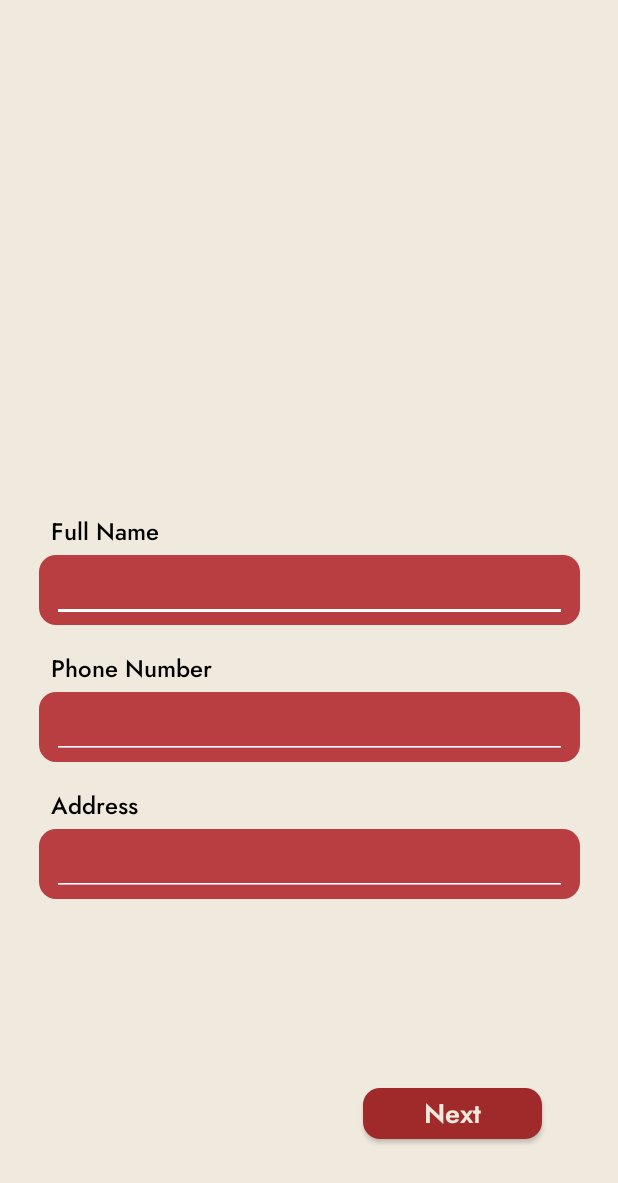
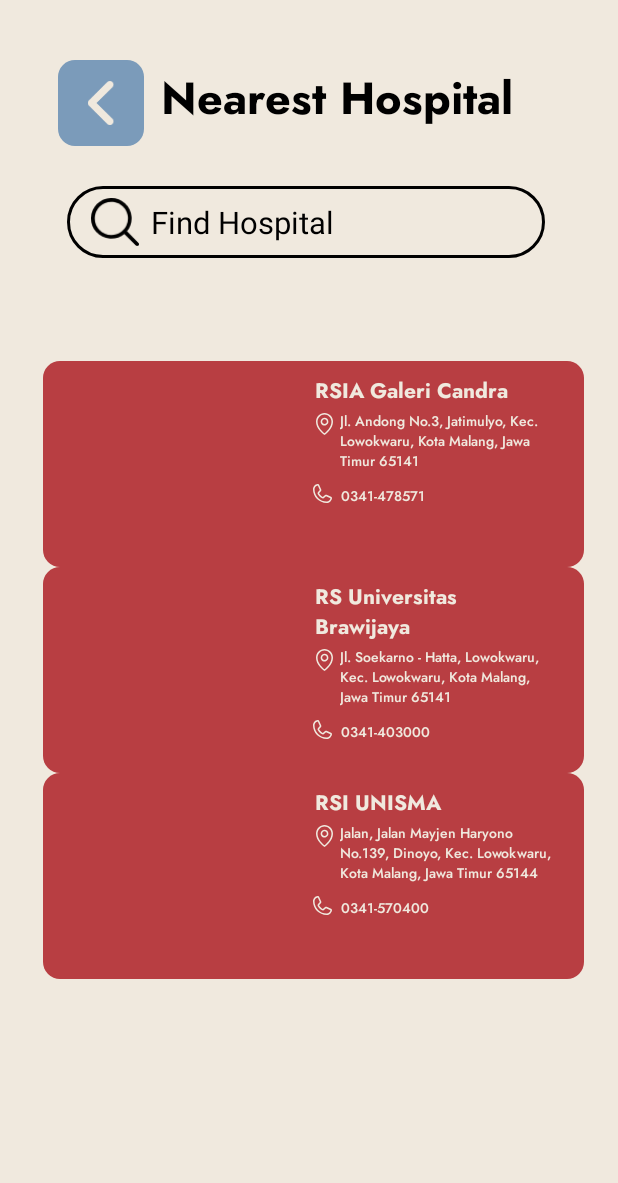
Before and after one commit to Andhikaihsanc/Medifinder, an Android app: the screen it shows after launch (SwipeKananActivity before the commit, SpesialisJantungActivity after it), after a tap on an icon or button, on a phone screen of 412 x 824 dp. Shown: the top 1183 px of the screen. Run offline under Robolectric (Android 15) with nearby library versions, the phone set to English and light mode, and no system bars; our stand-ins replace Firebase (no records; nobody signed in at launch, a user with empty details on screens opened directly), data binding; 4 statements that could not run were skipped.

Commit message:
fitur nearest hospital

```diff
--- a/app/src/main/java/com/andhikaihsansapplication/app/modules/mainpage/ui/MainPageActivity.kt
+++ b/app/src/main/java/com/andhikaihsansapplication/app/modules/mainpage/ui/MainPageActivity.kt
@@ -102,6 +102,11 @@ class MainPageActivity : BaseActivity<ActivityMainPageBinding>(R.layout.activity
       val destIntent = EditProfileActivity.getIntent(this, null)
       startActivityForResult(destIntent, REQUEST_CODE_EDIT_PROFILE_ACTIVITY)
     }
+    binding.btnEmergencyalert.setOnClickListener{
+      val destIntent = SpesialisJantungActivity.getIntent(this, null)
+      destIntent.putExtra("CURRENT_KATEGORI", "Find Hospital")
+      startActivityForResult(destIntent, REQUEST_CODE_EDIT_PROFILE_ACTIVITY)
+    }
   }
 
   fun onClickRecyclerMainPage(
--- a/app/src/main/java/com/andhikaihsansapplication/app/modules/spesialisjantung/ui/SpesialisJantungActivity.kt
+++ b/app/src/main/java/com/andhikaihsansapplication/app/modules/spesialisjantung/ui/SpesialisJantungActivity.kt
@@ -47,7 +47,24 @@ class SpesialisJantungActivity :
 
     val listHeaderText = findViewById<TextView>(R.id.listHeaderText)
     val kategori = intent.getStringExtra("CURRENT_KATEGORI").toString()
-    listHeaderText.text = kategori
+
+    var header: String = ""
+    header = when(kategori){
+      "anak" -> "Spesialis Anak"
+      "bedah" -> "Spesialis Bedah Umum"
+      "gigi" -> "Poli Gigi"
+      "jantung" -> "Spesialis Jantung"
+      "jiwa" -> "Poli Jiwa"
+      "obgyn" -> "Poli Kandungan"
+      "orthopedi" -> "Orthopedi"
+      "paru" -> "Spesialis Paru"
+      "pemeriksaan_lab" -> "Laboratorium"
+      "penyakit_dalam" -> "Spesialis Penyakit Dalam"
+      "umum" -> "Poli Umum"
+      else -> "Nearest Hospital"
+    }
+
+    listHeaderText.text = header
 
     // firebase realtime
     var database = FirebaseDatabase.getInstance()
@@ -66,6 +83,20 @@ class SpesialisJantungActivity :
       }
     }
 
+    // galeri candra
+    // rs ub
+    // rsi unisma
+
+    if(header == "Nearest Hospital"){
+      val rumahSakitListNearby = mutableListOf<RumahSakit>() // Buat list baru
+      val nearbyRS1 = RumahSakit("RSIA Galeri Candra","Jl. Andong No.3, Jatimulyo, Kec. Lowokwaru, Kota Malang, Jawa Timur 65141", "0341-478571")
+      val nearbyRS2 = RumahSakit("RS Universitas Brawijaya","Jl. Soekarno - Hatta, Lowokwaru, Kec. Lowokwaru, Kota Malang, Jawa Timur 65141", "0341-403000")
+      val nearbyRS3 = RumahSakit("RSI UNISMA", "Jalan, Jalan Mayjen Haryono No.139, Dinoyo, Kec. Lowokwaru, Kota Malang, Jawa Timur 65144", "0341-570400")
+      rumahSakitListNearby.add(nearbyRS1)
+      rumahSakitListNearby.add(nearbyRS2)
+      rumahSakitListNearby.add(nearbyRS3)
+      viewModelRS.tambahRumahSakitList(rumahSakitListNearby)
+    } else {
       // Tambahkan data baru ke dalam LiveData
       servicesRef.child(kategori).addListenerForSingleValueEvent(object : ValueEventListener {
         override fun onDataChange(snapshot: DataSnapshot) {
@@ -97,6 +128,7 @@ class SpesialisJantungActivity :
         }
         override fun onCancelled(error: DatabaseError) {}
       })
+    }
   }
 
   override fun onRumahSakitClicked(rumahSakit: RumahSakit) {
--- a/app/src/main/java/com/andhikaihsansapplication/app/modules/splashscreen/ui/SplashScreenActivity.kt
+++ b/app/src/main/java/com/andhikaihsansapplication/app/modules/splashscreen/ui/SplashScreenActivity.kt
@@ -10,14 +10,18 @@ import com.andhikaihsansapplication.app.R
 import com.andhikaihsansapplication.app.appcomponents.base.BaseActivity
 import com.andhikaihsansapplication.app.databinding.ActivitySplashScreenBinding
 import com.andhikaihsansapplication.app.modules.onboardingone.ui.OnBoardingOneActivity
+import com.andhikaihsansapplication.app.modules.spesialisjantung.ui.SpesialisJantungActivity
 import com.andhikaihsansapplication.app.modules.splashscreen.`data`.viewmodel.SplashScreenVM
 import com.andhikaihsansapplication.app.modules.swipekanan.ui.SwipeKananActivity
+import com.andhikaihsansapplication.app.modules.swipekanantwo.ui.SwipeKananTwoActivity
 import kotlin.String
 import kotlin.Unit
 
 class SplashScreenActivity :
     BaseActivity<ActivitySplashScreenBinding>(R.layout.activity_splash_screen) {
   private val viewModel: SplashScreenVM by viewModels<SplashScreenVM>()
+
+  private val REQUEST_CODE_SPESIALIS_JANTUNG_ACTIVITY: Int = 216
 
   override fun onInitialized(): Unit {
     viewModel.navArguments = intent.extras?.getBundle("bundle")
@@ -32,7 +36,7 @@ class SplashScreenActivity :
       }
 
       binding.btnEmergencyalert.setOnClickListener{
-        val destIntent = SwipeKananActivity.getIntent(this,null)
+        val destIntent = SpesialisJantungActivity.getIntent(this,null)
         startActivity(destIntent)
       }
 
@@ -40,6 +44,12 @@ class SplashScreenActivity :
         val destIntent = SwipeKananActivity.getIntent(this,null)
         startActivity(destIntent)
       }
+
+//      binding.btnEmergencyalert.setOnClickListener{
+//        val destIntent = SwipeKananActivity.getIntent(this, null)
+//        destIntent.putExtra("CURRENT_KATEGORI", "makanan")
+//        startActivityForResult(destIntent, REQUEST_CODE_SPESIALIS_JANTUNG_ACTIVITY)
+//      }
     }
 
 
--- a/app/src/main/res/layout/activity_spesialis_jantung.xml
+++ b/app/src/main/res/layout/activity_spesialis_jantung.xml
@@ -61,6 +61,17 @@
                     android:text="Makanan"
                     style="@style/txtJostromanbold26" tools:text="makanan" />
             </LinearLayout>
+                <TextView
+                    android:id="@+id/txtNearestHospita"
+                    style="@style/txtJostromanbold26"
+                    android:layout_width="match_parent"
+                    android:layout_height="wrap_content"
+                    android:layout_marginStart="@dimen/_8pxh"
+                    android:layout_marginTop="@dimen/_20pxv"
+                    android:layout_marginEnd="@dimen/_10pxh"
+                    android:visibility="gone"
+                    tools:text="@string/msg_nearest_hospita" />
+
                 <androidx.appcompat.widget.SearchView
                     android:background="@drawable/rectangle_border_black_900_radius_24_5"
                     android:gravity="center_horizontal"
@@ -72,6 +83,7 @@
                     android:theme="@style/searchViewButtonCustomT"
                     app:iconifiedByDefault="false"
                     app:queryBackground="@android:color/transparent"
+                    android:visibility="visible"
                     app:queryHint="Find Hospital" app:searchIcon="@drawable/img_search"/>
             </LinearLayout>
 
```
Also changed, not shown: app/src/main/java/com/andhikaihsansapplication/app/modules/swipekanantwo/ui/SwipeKananTwoActivity.kt (+7 -1 lines), app/src/main/res/layout/activity_swipe_kanan_two.xml (+56 -41 lines). Lines whose indentation alone changed are shown as unchanged.
